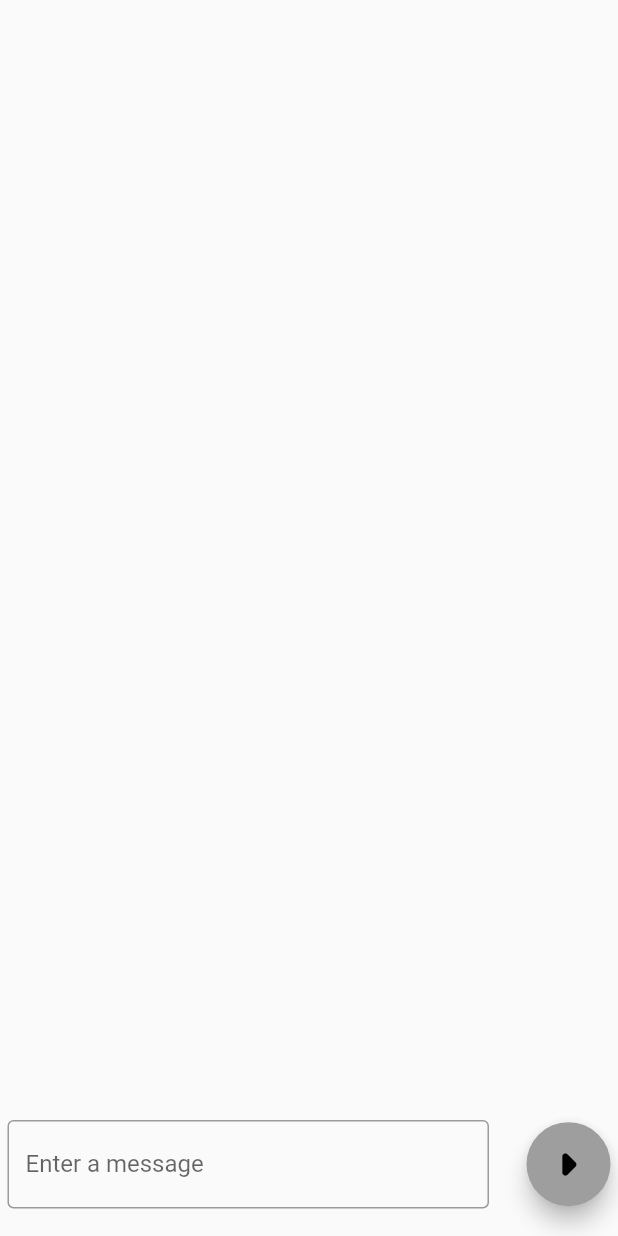
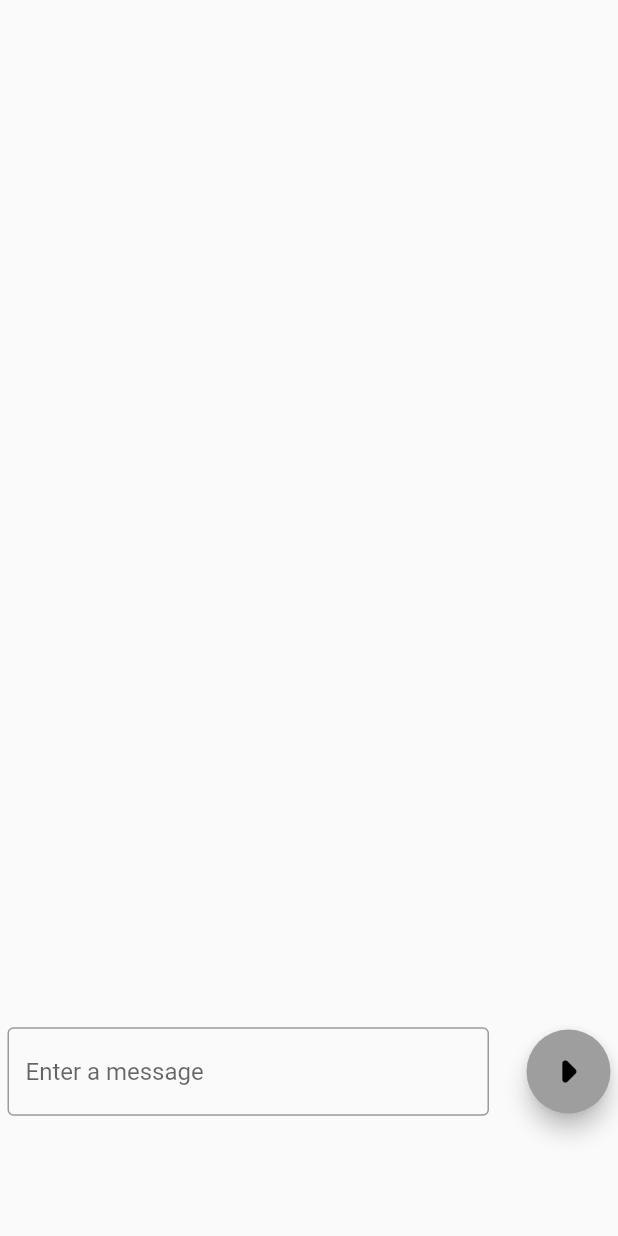
Before and after one commit to wearablebiosensing/carewell_iOS_app, a Flutter app: the ChatInformation screen opened directly, on a phone screen of 412 x 824 dp. Run offline on Flutter 3.47's test engine with Material 2 defaults, Android fonts, the phone set to English and light mode, and no system bars; our stand-ins replace cloud_firestore, firebase_auth, firebase_core, webview_flutter; missing offline and left inert: gsheets, platform_device_id; accounts and stored records are empty; key blocks and very long unbroken strings in the code were emptied for the run.

Commit message:
Fixed Shehjar's Overlay in Chatapp

```diff
--- a/carewellapp/lib/Chat Application/chatViews/chat_info.dart
+++ b/carewellapp/lib/Chat Application/chatViews/chat_info.dart
@@ -29,7 +29,7 @@ class _ChatInformationState extends State<ChatInformation> {
         child: Column(
           children: [
             Container(
-              height: MediaQuery.of(context).size.height * 0.9,
+              height: MediaQuery.of(context).size.height * 0.825,
               width: MediaQuery.of(context).size.width,
               child: SingleChildScrollView(
                 child: Column(children: [
--- a/carewellapp/lib/navigation_elements/community.dart
+++ b/carewellapp/lib/navigation_elements/community.dart
@@ -20,8 +20,6 @@ void chatMain() async {
   await Firebase.initializeApp(
     options: DefaultFirebaseOptions.currentPlatform,
   );
-
-  runApp(MyApp());
 }
 
 class AuthWrapper extends StatefulWidget {
```
